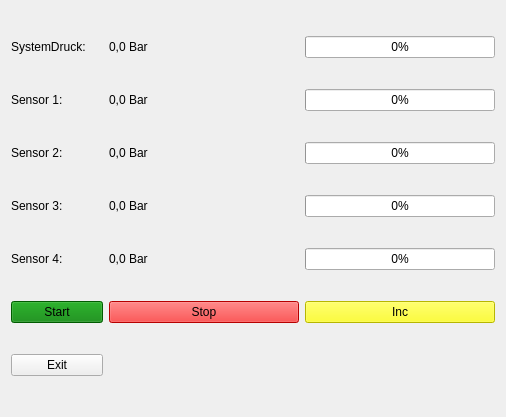
Old version of the form viewsensors.ui in the repository florianrassl/RBE_pressure_control.
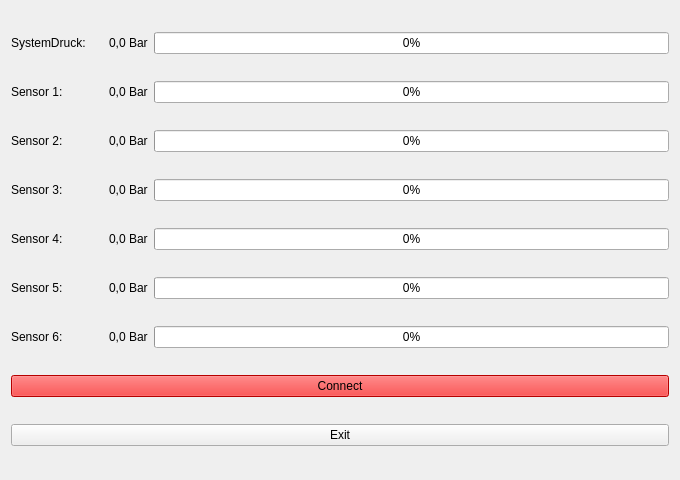
New version of the form.

Patch:
```diff
--- a/viewsensors.ui
+++ b/viewsensors.ui
@@ -6,13 +6,19 @@
    <rect>
     <x>0</x>
     <y>0</y>
-    <width>506</width>
-    <height>417</height>
+    <width>680</width>
+    <height>480</height>
    </rect>
   </property>
+  <property name="sizePolicy">
+   <sizepolicy hsizetype="Fixed" vsizetype="Fixed">
+    <horstretch>0</horstretch>
+    <verstretch>0</verstretch>
+   </sizepolicy>
+  </property>
   <property name="maximumSize">
    <size>
-    <width>506</width>
+    <width>16777215</width>
     <height>16777215</height>
    </size>
   </property>
@@ -20,6 +26,34 @@
    <string>RBE</string>
   </property>
   <layout class="QGridLayout" name="gridLayout">
+   <item row="0" column="0">
+    <widget class="QLabel" name="labelP">
+     <property name="text">
+      <string>SystemDruck:</string>
+     </property>
+    </widget>
+   </item>
+   <item row="0" column="1">
+    <widget class="QLabel" name="systemPressure">
+     <property name="text">
+      <string>0,0 Bar</string>
+     </property>
+    </widget>
+   </item>
+   <item row="0" column="2">
+    <widget class="QProgressBar" name="progressBarSystem">
+     <property name="value">
+      <number>0</number>
+     </property>
+    </widget>
+   </item>
+   <item row="1" column="0">
+    <widget class="QLabel" name="labelS1">
+     <property name="text">
+      <string>Sensor 1:            </string>
+     </property>
+    </widget>
+   </item>
    <item row="1" column="1">
     <widget class="QLabel" name="sensor1">
      <property name="text">
@@ -27,6 +61,13 @@
      </property>
     </widget>
    </item>
+   <item row="1" column="2">
+    <widget class="QProgressBar" name="progressBarS1">
+     <property name="value">
+      <number>0</number>
+     </property>
+    </widget>
+   </item>
    <item row="2" column="0">
     <widget class="QLabel" name="labelS2">
      <property name="text">
@@ -41,62 +82,6 @@
      </property>
     </widget>
    </item>
-   <item row="3" column="1">
-    <widget class="QLabel" name="sensor3">
-     <property name="text">
-      <string>0,0 Bar</string>
-     </property>
-    </widget>
-   </item>
-   <item row="3" column="2">
-    <widget class="QProgressBar" name="progressBarS3">
-     <property name="value">
-      <number>0</number>
-     </property>
-    </widget>
-   </item>
-   <item row="5" column="0">
-    <widget class="QPushButton" name="buttonStart">
-     <property name="styleSheet">
-      <string notr="true">background: green;
-color: black;
-
-</string>
-     </property>
-     <property name="text">
-      <string>Start</string>
-     </property>
-    </widget>
-   </item>
-   <item row="5" column="1">
-    <widget class="QPushButton" name="buttonStop">
-     <property name="styleSheet">
-      <string notr="true">background: red;
-color: black;</string>
-     </property>
-     <property name="text">
-      <string>Stop</string>
-     </property>
-    </widget>
-   </item>
-   <item row="5" column="2">
-    <widget class="QPushButton" name="buttonInc">
-     <property name="styleSheet">
-      <string notr="true">background: yellow;
-color: black;</string>
-     </property>
-     <property name="text">
-      <string>Inc</string>
-     </property>
-    </widget>
-   </item>
-   <item row="4" column="2">
-    <widget class="QProgressBar" name="progressBarS4">
-     <property name="value">
-      <number>0</number>
-     </property>
-    </widget>
-   </item>
    <item row="2" column="2">
     <widget class="QProgressBar" name="progressBarS2">
      <property name="value">
@@ -114,35 +99,28 @@
     </widget>
    </item>
    <item row="3" column="0">
-    <widget class="QLabel" name="labelS4">
+    <widget class="QLabel" name="labelS3">
      <property name="text">
       <string>Sensor 3:</string>
      </property>
     </widget>
    </item>
-   <item row="0" column="2">
-    <widget class="QProgressBar" name="progressBarSystem">
-     <property name="value">
-      <number>0</number>
-     </property>
-    </widget>
-   </item>
-   <item row="1" column="2">
-    <widget class="QProgressBar" name="progressBarS1">
-     <property name="value">
-      <number>0</number>
-     </property>
-    </widget>
-   </item>
-   <item row="1" column="0">
-    <widget class="QLabel" name="labelS1">
+   <item row="3" column="1">
+    <widget class="QLabel" name="sensor3">
      <property name="text">
-      <string>Sensor 1:            </string>
+      <string>0,0 Bar</string>
+     </property>
+    </widget>
+   </item>
+   <item row="3" column="2">
+    <widget class="QProgressBar" name="progressBarS3">
+     <property name="value">
+      <number>0</number>
      </property>
     </widget>
    </item>
    <item row="4" column="0">
-    <widget class="QLabel" name="labelS5">
+    <widget class="QLabel" name="labelS4">
      <property name="text">
       <string>Sensor 4:</string>
      </property>
@@ -155,40 +133,75 @@
      </property>
     </widget>
    </item>
-   <item row="0" column="1">
-    <widget class="QLabel" name="systemPressure">
+   <item row="4" column="2">
+    <widget class="QProgressBar" name="progressBarS4">
+     <property name="value">
+      <number>0</number>
+     </property>
+    </widget>
+   </item>
+   <item row="5" column="0">
+    <widget class="QLabel" name="labelS5">
+     <property name="text">
+      <string>Sensor 5:</string>
+     </property>
+    </widget>
+   </item>
+   <item row="5" column="1">
+    <widget class="QLabel" name="sensor5">
      <property name="text">
       <string>0,0 Bar</string>
      </property>
     </widget>
    </item>
-   <item row="0" column="0">
-    <widget class="QLabel" name="labelP">
-     <property name="text">
-      <string>SystemDruck:</string>
+   <item row="5" column="2">
+    <widget class="QProgressBar" name="progressBarS5">
+     <property name="value">
+      <number>0</number>
      </property>
     </widget>
    </item>
    <item row="6" column="0">
+    <widget class="QLabel" name="labelS6">
+     <property name="text">
+      <string>Sensor 6:</string>
+     </property>
+    </widget>
+   </item>
+   <item row="6" column="1">
+    <widget class="QLabel" name="sensor6">
+     <property name="text">
+      <string>0,0 Bar</string>
+     </property>
+    </widget>
+   </item>
+   <item row="6" column="2">
+    <widget class="QProgressBar" name="progressBarS6">
+     <property name="value">
+      <number>0</number>
+     </property>
+    </widget>
+   </item>
+   <item row="7" column="0" colspan="3">
+    <widget class="QPushButton" name="buttonStart">
+     <property name="styleSheet">
+      <string notr="true">background: red;
+color: black;
+
+</string>
+     </property>
+     <property name="text">
+      <string>Connect</string>
+     </property>
+    </widget>
+   </item>
+   <item row="8" column="0" colspan="3">
     <widget class="QPushButton" name="buttonExit">
      <property name="text">
       <string>Exit</string>
      </property>
     </widget>
    </item>
-   <item row="6" column="1">
-    <spacer name="horizontalSpacer">
-     <property name="orientation">
-      <enum>Qt::Horizontal</enum>
-     </property>
-     <property name="sizeHint" stdset="0">
-      <size>
-       <width>30</width>
-       <height>20</height>
-      </size>
-     </property>
-    </spacer>
-   </item>
   </layout>
  </widget>
  <resources/>
```
